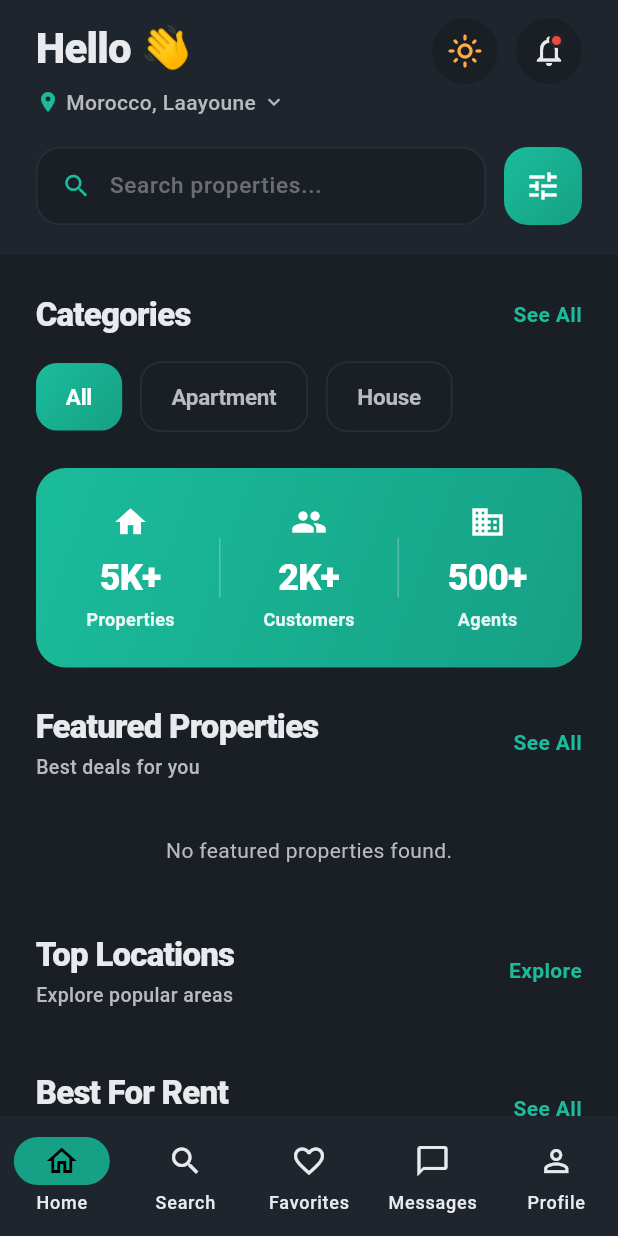
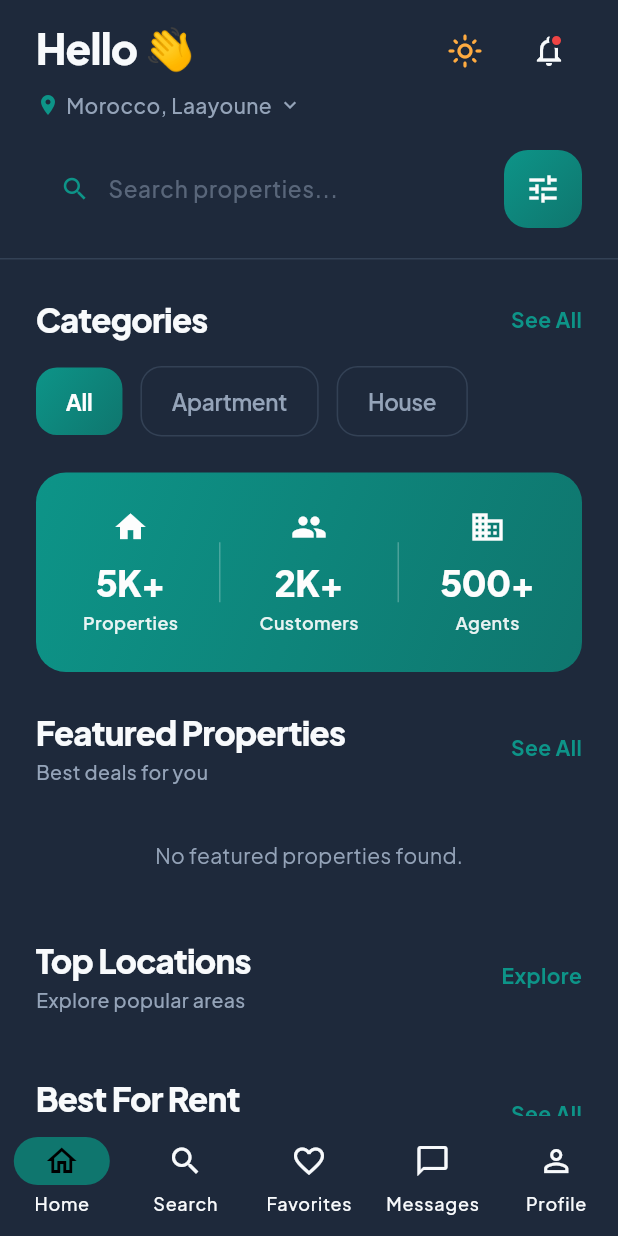
Before and after one commit to zizo900k/DARNA_PRJ, a Flutter app: the HomeScreen screen opened by its route, after a tap on the "dark mode" icon, on a phone screen of 412 x 824 dp. Run offline on Flutter 3.47's test engine with Material 3 defaults, Android fonts, the phone set to English and light mode, and no system bars; our stand-ins replace audioplayers, cached_network_image, confetti, flutter_dotenv, flutter_svg, geolocator and 6 more; missing offline and left inert: dart:html, dart:ui_web, dart_pusher_channels, flutter_webrtc, google_sign_in_web, mapbox_maps_flutter and 2 more; accounts and stored records are empty; network calls fail.

Commit message:
Enhance UI/UX with Impeccable patterns (Typography, Colors, Soft UI)

```diff
--- a/frontend/lib/screens/home_screen.dart
+++ b/frontend/lib/screens/home_screen.dart
@@ -95,13 +95,12 @@ class _HomeScreenState extends State<HomeScreen> {
                   top: 12, left: 24, right: 24, bottom: 20),
               decoration: BoxDecoration(
                 color: theme.cardColor,
-                boxShadow: [
-                  BoxShadow(
-                    color: Colors.black.withValues(alpha: 0.04),
-                    offset: const Offset(0, 2),
-                    blurRadius: 8,
+                border: Border(
+                  bottom: BorderSide(
+                    color: isDark ? DarkColors.border : LightColors.border.withValues(alpha: 0.5),
+                    width: 1,
                   ),
-                ],
+                ),
               ),
               child: Column(
                 children: [
@@ -237,12 +236,8 @@ class _HomeScreenState extends State<HomeScreen> {
                           decoration: BoxDecoration(
                             color: isDark
                                 ? DarkColors.backgroundSecondary
-                                : LightColors.backgroundSecondary,
-                            borderRadius: BorderRadius.circular(16),
-                            border: Border.all(
-                                color: isDark
-                                    ? DarkColors.border
-                                    : LightColors.border),
+                                : LightColors.backgroundSecondary.withValues(alpha: 0.8),
+                            borderRadius: BorderRadius.circular(24),
                           ),
                           padding: const EdgeInsets.symmetric(horizontal: 16),
                           child: Row(
--- a/frontend/lib/theme/app_theme.dart
+++ b/frontend/lib/theme/app_theme.dart
@@ -1,49 +1,72 @@
 import 'package:flutter/material.dart';
+import 'package:google_fonts/google_fonts.dart';
 
 class AppColors {
-  // Primary colors (consistent across themes)
-  static const Color primary = Color(0xFF1ABC9C);
-  static const Color primaryDark = Color(0xFF16A085);
-  static const Color primaryLight = Color(0xFF48C9B0);
+  // Primary colors (modern teal palette)
+  static const Color primary = Color(0xFF0D9488); // Teal 600
+  static const Color primaryDark = Color(0xFF0F766E); // Teal 700
+  static const Color primaryLight = Color(0xFF2DD4BF); // Teal 400
 
   // Status colors
-  static const Color success = Color(0xFF2ECC71);
-  static const Color warning = Color(0xFFF39C12);
-  static const Color error = Color(0xFFE74C3C);
-  static const Color info = Color(0xFF3498DB);
+  static const Color success = Color(0xFF10B981);
+  static const Color warning = Color(0xFFF59E0B);
+  static const Color error = Color(0xFFEF4444);
+  static const Color info = Color(0xFF3B82F6);
 
-  // Common Grays
-  static const Color white = Color(0xFFFFFFFF);
-  static const Color black = Color(0xFF000000);
+  // Common Grays - NO PURE WHITE/BLACK
+  static const Color white = Color(0xFFFDFDFD);
+  static const Color black = Color(0xFF0B0F19);
 }
 
 class LightColors {
-  static const Color background = Color(0xFFFFFFFF);
-  static const Color backgroundSecondary = Color(0xFFF8F9FA);
-  static const Color card = Color(0xFFFFFFFF);
+  // Tinted neutrals for light theme
+  static const Color background = Color(0xFFF8FAFC); // Slate 50
+  static const Color backgroundSecondary = Color(0xFFF1F5F9); // Slate 100
+  static const Color card = Color(0xFFFFFFFF); // Pure white cards on slate
 
-  static const Color textPrimary = Color(0xFF2C3E50);
-  static const Color textSecondary = Color(0xFF7F8C8D);
-  static const Color textTertiary = Color(0xFF95A5A6);
+  static const Color textPrimary = Color(0xFF0F172A); // Slate 900
+  static const Color textSecondary = Color(0xFF475569); // Slate 600
+  static const Color textTertiary = Color(0xFF94A3B8); // Slate 400
 
-  static const Color border = Color(0xFFE9ECEF);
-  static const Color divider = Color(0xFFDEE2E6);
+  static const Color border = Color(0xFFE2E8F0); // Slate 200
+  static const Color divider = Color(0xFFCBD5E1); // Slate 300
 }
 
 class DarkColors {
-  static const Color background = Color(0xFF0F1419);
-  static const Color backgroundSecondary = Color(0xFF1A1F26);
-  static const Color card = Color(0xFF1E252D);
+  // Tinted neutrals for dark theme (Slate-based instead of pure black)
+  static const Color background = Color(0xFF0F172A); // Slate 900
+  static const Color backgroundSecondary = Color(0xFF1E293B); // Slate 800
+  static const Color card = Color(0xFF1E293B); // Slate 800
 
-  static const Color textPrimary = Color(0xFFE8EAED);
-  static const Color textSecondary = Color(0xFFB8BABD);
-  static const Color textTertiary = Color(0xFF8A8C8F);
+  static const Color textPrimary = Color(0xFFF8FAFC); // Slate 50
+  static const Color textSecondary = Color(0xFF94A3B8); // Slate 400
+  static const Color textTertiary = Color(0xFF64748B); // Slate 500
 
-  static const Color border = Color(0xFF2A3038);
-  static const Color divider = Color(0xFF333A42);
+  static const Color border = Color(0xFF334155); // Slate 700
+  static const Color divider = Color(0xFF475569); // Slate 600
 }
 
 class AppTheme {
+  static TextTheme _buildTextTheme(TextTheme base, Color primaryColor, Color secondaryColor, Color tertiaryColor) {
+    return GoogleFonts.plusJakartaSansTextTheme(base).copyWith(
+      displayLarge: GoogleFonts.plusJakartaSans(color: primaryColor, fontWeight: FontWeight.w800, letterSpacing: -1.0),
+      displayMedium: GoogleFonts.plusJakartaSans(color: primaryColor, fontWeight: FontWeight.w700, letterSpacing: -0.5),
+      displaySmall: GoogleFonts.plusJakartaSans(color: primaryColor, fontWeight: FontWeight.w700),
+      headlineLarge: GoogleFonts.plusJakartaSans(color: primaryColor, fontWeight: FontWeight.w700, letterSpacing: -0.5),
+      headlineMedium: GoogleFonts.plusJakartaSans(color: primaryColor, fontWeight: FontWeight.w600),
+      headlineSmall: GoogleFonts.plusJakartaSans(color: primaryColor, fontWeight: FontWeight.w600),
+      titleLarge: GoogleFonts.plusJakartaSans(color: primaryColor, fontWeight: FontWeight.w600),
+      titleMedium: GoogleFonts.plusJakartaSans(color: primaryColor, fontWeight: FontWeight.w600),
+      titleSmall: GoogleFonts.plusJakartaSans(color: primaryColor, fontWeight: FontWeight.w500),
+      bodyLarge: GoogleFonts.plusJakartaSans(color: primaryColor, fontWeight: FontWeight.w400),
+      bodyMedium: GoogleFonts.plusJakartaSans(color: secondaryColor, fontWeight: FontWeight.w400),
+      bodySmall: GoogleFonts.plusJakartaSans(color: tertiaryColor, fontWeight: FontWeight.w400),
+      labelLarge: GoogleFonts.plusJakartaSans(color: primaryColor, fontWeight: FontWeight.w600, letterSpacing: 0.2),
+      labelMedium: GoogleFonts.plusJakartaSans(color: secondaryColor, fontWeight: FontWeight.w500),
+      labelSmall: GoogleFonts.plusJakartaSans(color: tertiaryColor, fontWeight: FontWeight.w500),
+    );
+  }
+
   static ThemeData get lightTheme {
     return ThemeData(
       brightness: Brightness.light,
@@ -58,11 +81,7 @@ class AppTheme {
         error: AppColors.error,
         onSurface: LightColors.textPrimary,
       ),
-      textTheme: const TextTheme(
-        bodyLarge: TextStyle(color: LightColors.textPrimary),
-        bodyMedium: TextStyle(color: LightColors.textSecondary),
-        bodySmall: TextStyle(color: LightColors.textTertiary),
-      ),
+      textTheme: _buildTextTheme(ThemeData.light().textTheme, LightColors.textPrimary, LightColors.textSecondary, LightColors.textTertiary),
       appBarTheme: const AppBarTheme(
         backgroundColor: LightColors.background,
         elevation: 0,
@@ -77,6 +96,7 @@ class AppTheme {
         backgroundColor: LightColors.background,
         selectedItemColor: AppColors.primary,
         unselectedItemColor: LightColors.textTertiary,
+        elevation: 10,
       ),
       useMaterial3: true,
     );
@@ -96,11 +116,7 @@ class AppTheme {
         error: AppColors.error,
         onSurface: DarkColors.textPrimary,
       ),
-      textTheme: const TextTheme(
-        bodyLarge: TextStyle(color: DarkColors.textPrimary),
-        bodyMedium: TextStyle(color: DarkColors.textSecondary),
-        bodySmall: TextStyle(color: DarkColors.textTertiary),
-      ),
+      textTheme: _buildTextTheme(ThemeData.dark().textTheme, DarkColors.textPrimary, DarkColors.textSecondary, DarkColors.textTertiary),
       appBarTheme: const AppBarTheme(
         backgroundColor: DarkColors.background,
         elevation: 0,
@@ -115,6 +131,7 @@ class AppTheme {
         backgroundColor: DarkColors.card,
         selectedItemColor: AppColors.primary,
         unselectedItemColor: DarkColors.textTertiary,
+        elevation: 10,
       ),
       useMaterial3: true,
     );
--- a/frontend/lib/widgets/property_card.dart
+++ b/frontend/lib/widgets/property_card.dart
@@ -55,16 +55,19 @@ class PropertyCard extends StatelessWidget {
       ),
       decoration: BoxDecoration(
         color: theme.cardColor,
-        borderRadius: BorderRadius.circular(20),
-        border: Border.all(
-          color: isDark ? DarkColors.border : LightColors.border,
-          width: 0.5,
-        ),
+        borderRadius: BorderRadius.circular(24),
+        boxShadow: [
+          BoxShadow(
+            color: isDark ? Colors.black.withValues(alpha: 0.2) : const Color(0xFF0F172A).withValues(alpha: 0.04),
+            blurRadius: 16,
+            offset: const Offset(0, 4),
+          ),
+        ],
       ),
       child: Material(
         color: Colors.transparent,
         child: InkWell(
-          borderRadius: BorderRadius.circular(20),
+          borderRadius: BorderRadius.circular(24),
           onTap: () {
             context.push('/property/${property.id}', extra: {'heroTag': heroTag ?? 'property_image_${property.id}'});
           },
@@ -75,7 +78,7 @@ class PropertyCard extends StatelessWidget {
               Stack(
                 children: [
                   ClipRRect(
-                    borderRadius: const BorderRadius.vertical(top: Radius.circular(20)),
+                    borderRadius: const BorderRadius.vertical(top: Radius.circular(24)),
                     child: Hero(
                       tag: heroTag ?? 'property_image_${property.id}',
                       child: CachedNetworkImage(
--- a/frontend/lib/widgets/rental_property_card.dart
+++ b/frontend/lib/widgets/rental_property_card.dart
@@ -37,17 +37,20 @@ class RentalPropertyCard extends StatelessWidget {
     return Container(
       decoration: BoxDecoration(
         color: theme.cardColor,
-        borderRadius: BorderRadius.circular(20),
-        border: Border.all(
-          color: isDark ? DarkColors.border : LightColors.border,
-          width: 0.5,
-        ),
+        borderRadius: BorderRadius.circular(24),
+        boxShadow: [
+          BoxShadow(
+            color: isDark ? Colors.black.withValues(alpha: 0.2) : const Color(0xFF0F172A).withValues(alpha: 0.04),
+            blurRadius: 16,
+            offset: const Offset(0, 4),
+          ),
+        ],
       ),
       margin: const EdgeInsets.only(bottom: 16),
       child: Material(
         color: Colors.transparent,
         child: InkWell(
-          borderRadius: BorderRadius.circular(20),
+          borderRadius: BorderRadius.circular(24),
           onTap: () {
             context.push('/property/${property.id}', extra: {'heroTag': heroTag ?? 'property_image_${property.id}'});
           },
@@ -58,7 +61,7 @@ class RentalPropertyCard extends StatelessWidget {
               Stack(
                 children: [
                   ClipRRect(
-                    borderRadius: const BorderRadius.vertical(top: Radius.circular(20)),
+                    borderRadius: const BorderRadius.vertical(top: Radius.circular(24)),
                     child: Hero(
                       tag: heroTag ?? 'property_image_${property.id}',
                       child: CachedNetworkImage(
--- a/frontend/pubspec.yaml
+++ b/frontend/pubspec.yaml
@@ -60,6 +60,7 @@ dependencies:
   pointer_interceptor: ^0.10.1+2
   google_sign_in_web: ^1.0.0
   flutter_dotenv: ^6.0.1
+  google_fonts: ^6.3.0
 
 dev_dependencies:
   flutter_test:
```
Also changed, not shown: frontend/pubspec.lock.
